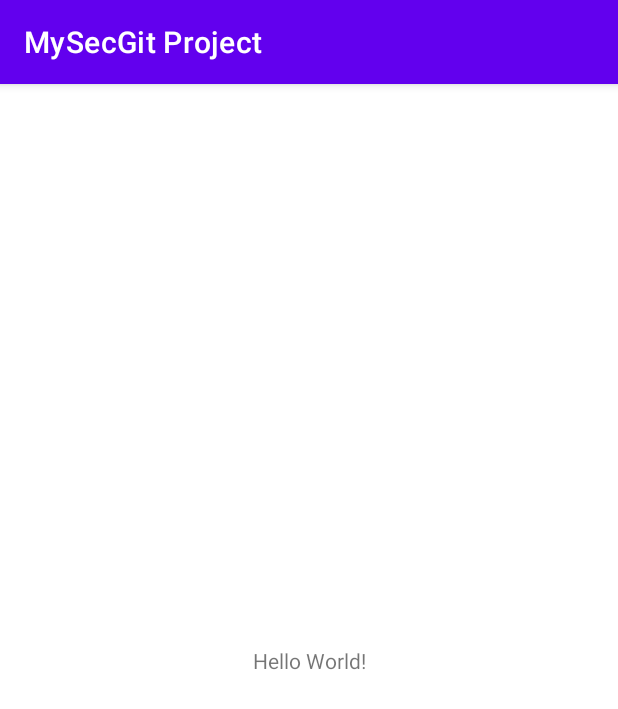
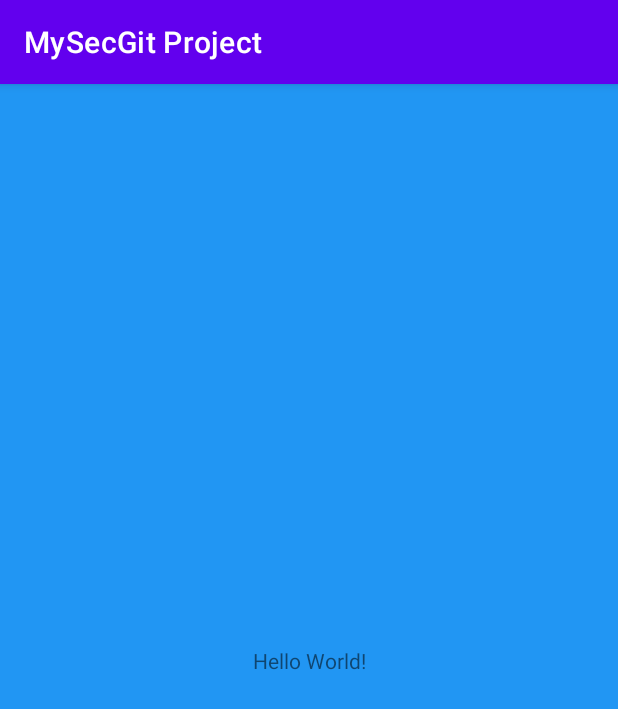
Before and after one commit to Patison087/MySecGit_Project, an Android app: the screen it shows after launch (MainActivity), on a phone screen of 412 x 824 dp. Shown: the top 709 px of the screen. Run offline under Robolectric (Android 15) with nearby library versions, the phone set to English and light mode, and no system bars.

Commit message:
change-bg

```diff
--- a/app/src/main/res/layout/activity_main.xml
+++ b/app/src/main/res/layout/activity_main.xml
@@ -4,6 +4,7 @@
     xmlns:tools="http://schemas.android.com/tools"
     android:layout_width="match_parent"
     android:layout_height="match_parent"
+    android:background="#2196F3"
     tools:context=".MainActivity">
 
     <TextView
```
